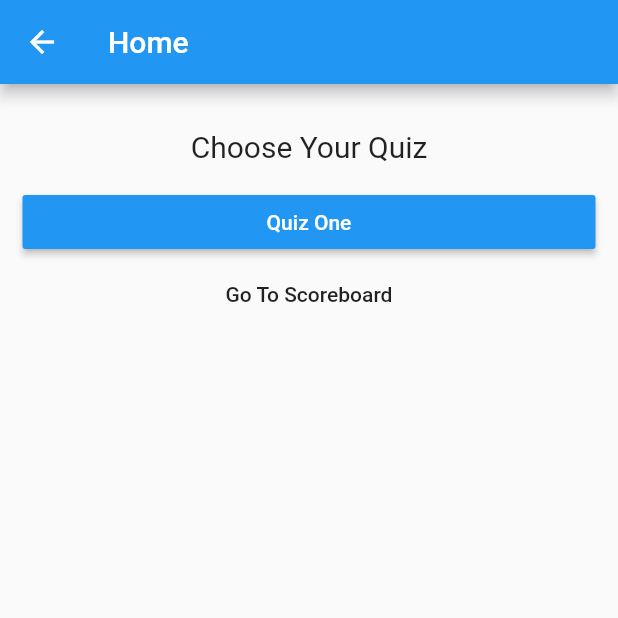
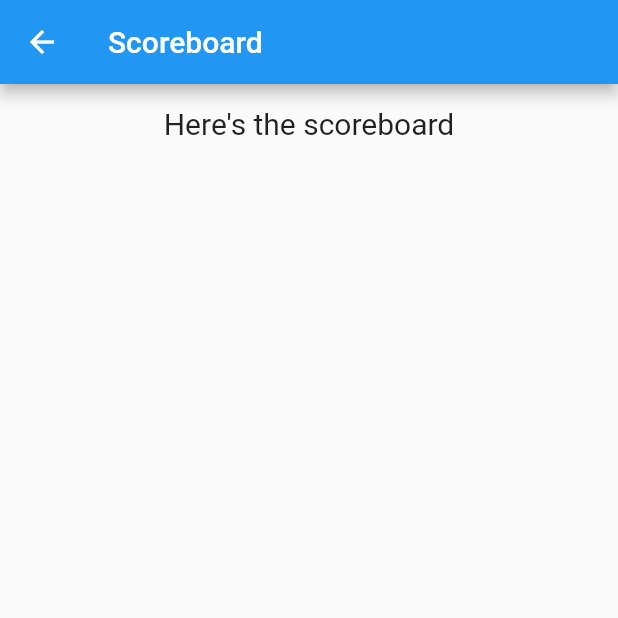
Before and after one commit to jad1598/cs499_QuizWhiz, a Flutter app: the HomePage screen opened directly, after a tap on "Go To Scoreboard", on a phone screen of 412 x 824 dp, the top half of it. Run offline on Flutter 3.47's test engine with Material 2 defaults, Android fonts, the phone set to English and light mode, and no system bars.

Commit message:
scoreboard page

```diff
--- a/lib/homePage.dart
+++ b/lib/homePage.dart
@@ -1,4 +1,5 @@
 import 'package:flutter/material.dart';
+import 'scoreBoard.dart';
 
 class HomePage extends StatelessWidget {
   @override
@@ -26,6 +27,11 @@ class HomePage extends StatelessWidget {
               ),
               FlatButton(
                 onPressed: () {
+                  Navigator.push(context, MaterialPageRoute(builder: (context){
+                    return ScoreBoard();
+                  },
+                  ),
+                  );
                 },
                 child: Text(
                   "Go To Scoreboard",
--- /dev/null
+++ b/lib/scoreBoard.dart
@@ -0,0 +1,23 @@
+import 'package:flutter/material.dart';
+
+class ScoreBoard extends StatelessWidget {
+  @override
+  Widget build(BuildContext context) {
+    return Scaffold(
+      appBar: AppBar(
+        title: Text("Scoreboard"),
+      ),
+      body: Center(
+        child: ListView(
+            padding: EdgeInsets.all(15),
+            children: <Widget>[
+              Text("Here's the scoreboard",
+                style: TextStyle(fontSize: 20),
+                textAlign: TextAlign.center,
+              ),
+            ]
+        ),
+      ),
+    );
+  }
+}
```
